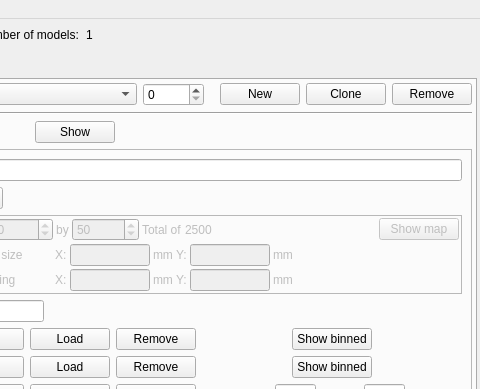
Above: ants3bundle/src/ants3/gui/photsim/asensorwindow.ui from andrmor/ANTS3bundle before the change; both pictures show x 164 to 644 and y 0 to 389 of the 644 by 516 pixel window. Below: the same form after it.
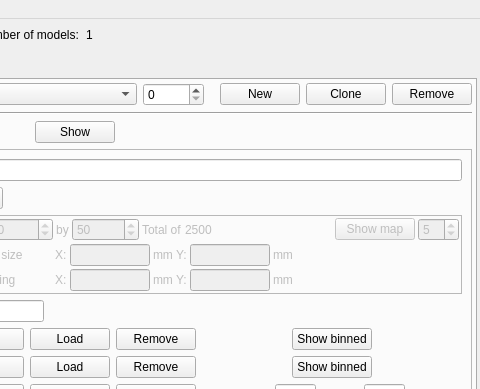
That is the form after the change.

The edit to the form file:
```diff
--- a/ants3bundle/src/ants3/gui/photsim/asensorwindow.ui
+++ b/ants3bundle/src/ants3/gui/photsim/asensorwindow.ui
@@ -439,6 +439,19 @@
                   </property>
                  </widget>
                 </item>
+                <item>
+                 <widget class="QSpinBox" name="sbShowResolution">
+                  <property name="toolTip">
+                   <string>The larger the number, the higher the representation accuracy, but slower the histogram drawing time</string>
+                  </property>
+                  <property name="minimum">
+                   <number>1</number>
+                  </property>
+                  <property name="value">
+                   <number>5</number>
+                  </property>
+                 </widget>
+                </item>
                </layout>
               </item>
               <item>
```
